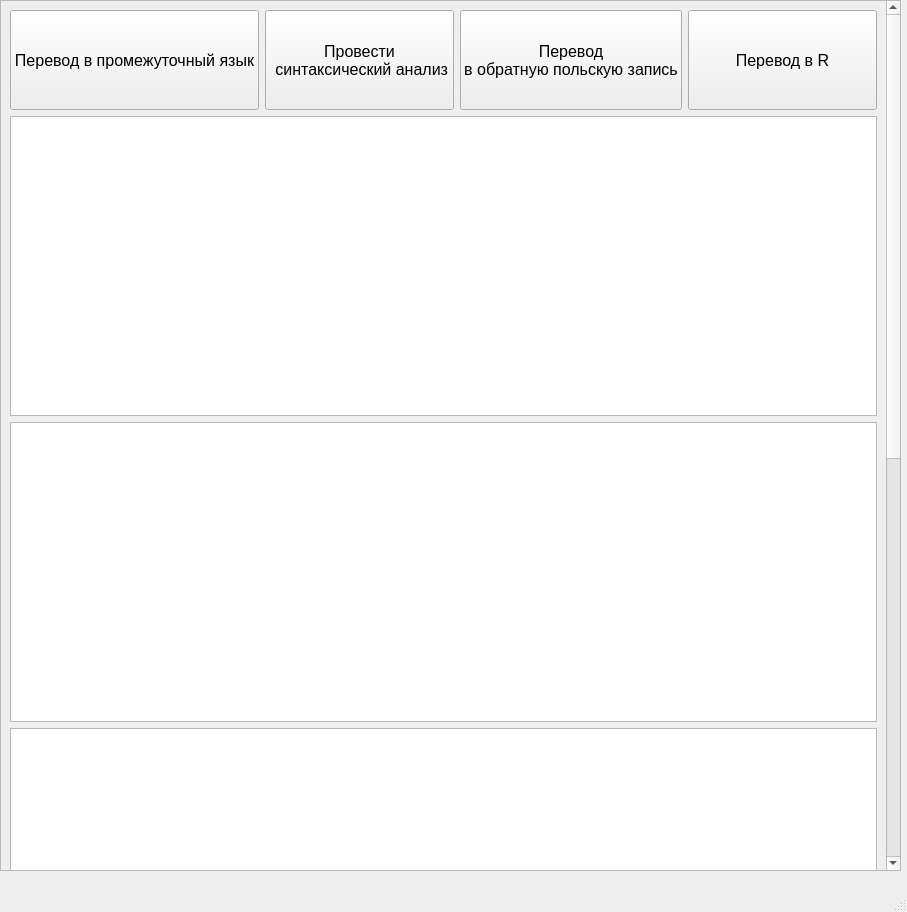
Murlocki/translators, file lab1/ui/main.ui: the form before one commit.
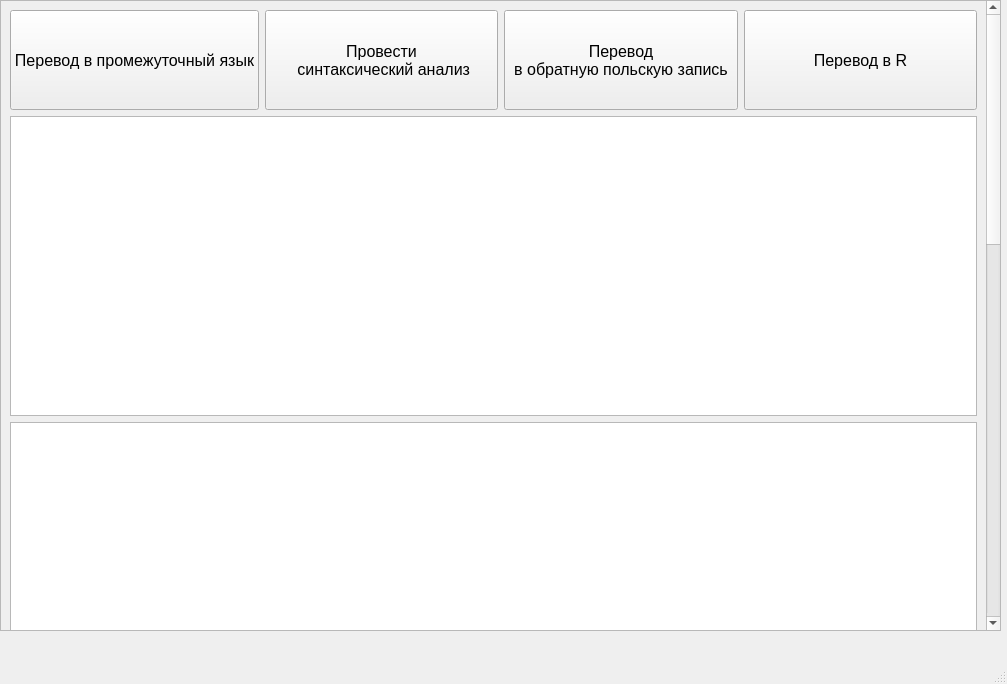
The form after the commit.

What changed in the file:
```diff
--- a/lab1/ui/main.ui
+++ b/lab1/ui/main.ui
@@ -6,8 +6,8 @@
    <rect>
     <x>0</x>
     <y>0</y>
-    <width>907</width>
-    <height>912</height>
+    <width>1007</width>
+    <height>684</height>
    </rect>
   </property>
   <property name="windowTitle">
@@ -19,8 +19,8 @@
      <rect>
       <x>0</x>
       <y>0</y>
-      <width>901</width>
-      <height>871</height>
+      <width>1001</width>
+      <height>631</height>
      </rect>
     </property>
     <property name="sizePolicy">
@@ -42,9 +42,9 @@
      <property name="geometry">
       <rect>
        <x>0</x>
-       <y>0</y>
-       <width>882</width>
-       <height>1650</height>
+       <y>-1051</y>
+       <width>979</width>
+       <height>1659</height>
       </rect>
      </property>
      <property name="sizePolicy">
```
Left out of the diff: 4 changed lines with no effect on the pictures.
